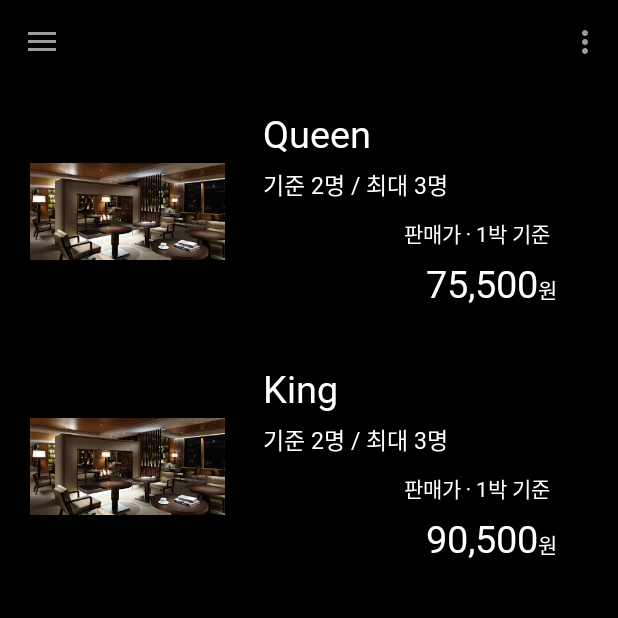
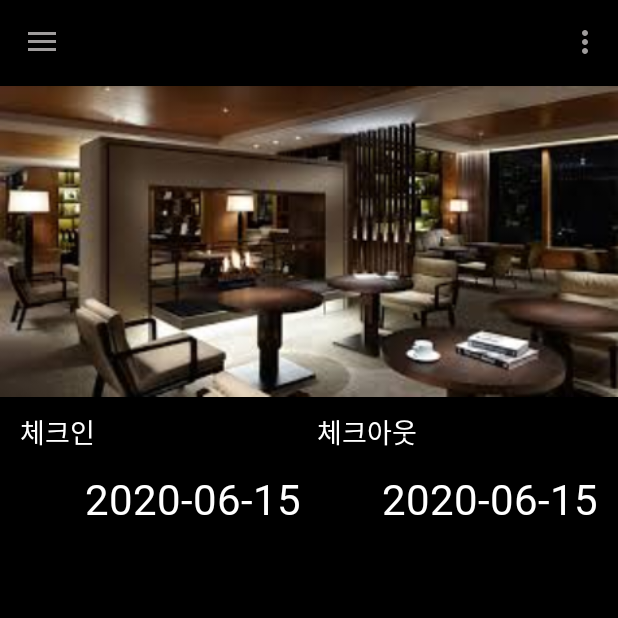
Before and after one commit to pgh8468/NFC, an Android app: the fragment frag_reserve_room placed in its activity, after a tap on "Queen", on a phone screen of 412 x 824 dp, the top half of it. Run offline under Robolectric (Android 15) with nearby library versions, the phone set to English and light mode, and no system bars; libraries missing offline, so code that uses them is left out: com.prolificinteractive.materialcalendarview; 1 statement that could not run was skipped.

Commit message:
setting frag

```diff
--- a/app/src/main/java/com/example/hotelnfc/Frag_login.java
+++ b/app/src/main/java/com/example/hotelnfc/Frag_login.java
@@ -8,6 +8,7 @@ import android.view.LayoutInflater;
 import android.view.View;
 import android.view.ViewGroup;
 import android.widget.Button;
+import android.widget.TextView;
 
 import androidx.annotation.NonNull;
 import androidx.annotation.Nullable;
@@ -34,6 +35,9 @@ public class Frag_login extends Fragment {
     TextInputEditText textInputEditTextID, textInputEditTextPW;
     Button button_signin, button_signup, button_find;
 
+    MainActivity mainActivity = (MainActivity) getActivity();
+    TextView client_name;
+
     public View onCreateView(@NonNull LayoutInflater inflater, @Nullable ViewGroup container, @Nullable Bundle savedInstanceState) {
         view = inflater.inflate(R.layout.frag_login, null);
 
@@ -46,6 +50,8 @@ public class Frag_login extends Fragment {
         button_signin = view.findViewById(R.id.button_signin);
         button_signup = view.findViewById(R.id.button_signup);
         button_find = view.findViewById(R.id.button_find);
+
+        client_name = mainActivity.findViewById(R.id.client_name);
 
         button_signin.setOnClickListener(new View.OnClickListener() {
             @Override
--- a/app/src/main/java/com/example/hotelnfc/Frag_nfc.java
+++ b/app/src/main/java/com/example/hotelnfc/Frag_nfc.java
@@ -42,6 +42,10 @@ public class Frag_nfc extends Fragment {
         nfc_detail_booked = view.findViewById(R.id.txt_logined_book_info);
         btn_issue_key = view.findViewById(R.id.btn_issue_key);
 
+        if(logined_id == null){
+            nfc_booked.setText("hello\n"+"world");
+        }
+
         nfcAdapter = NfcAdapter.getDefaultAdapter(getActivity());
 
         if (getArguments() != null) {
@@ -54,7 +58,6 @@ public class Frag_nfc extends Fragment {
             Toast.makeText(getActivity(), "nfc 안킨거 아니냐?", Toast.LENGTH_LONG).show();
             String android_id = Settings.Secure.getString(getActivity().getContentResolver(),Settings.Secure.ANDROID_ID);
             Log.e("check id",android_id);
-
         }
 
         btn_issue_key.setOnClickListener(new View.OnClickListener() {
--- /dev/null
+++ b/app/src/main/java/com/example/hotelnfc/Frag_room_setting.java
@@ -0,0 +1,84 @@
+package com.example.hotelnfc;
+
+import android.os.Bundle;
+
+import androidx.fragment.app.Fragment;
+
+import android.view.LayoutInflater;
+import android.view.View;
+import android.view.ViewGroup;
+import android.widget.ImageView;
+import android.widget.TextView;
+
+/**
+ * A simple {@link Fragment} subclass.
+ * Use the {@link Frag_room_setting#newInstance} factory method to
+ * create an instance of this fragment.
+ */
+public class Frag_room_setting extends Fragment {
+    // TODO: Rename parameter arguments, choose names that match
+    // the fragment initialization parameters, e.g. ARG_ITEM_NUMBER
+    private static String ARG_PARAM1 = "param1";
+    private static String ARG_PARAM2 = "param2";
+    private static String ARG_PARAM3 = "param3";
+
+    // TODO: Rename and change types of parameters
+    private String mParam1;
+    private String mParam2;
+    private String mParam3;
+
+    ImageView setting_img;
+    TextView setting_checkin, setting_checkout;
+
+    View view;
+
+    public Frag_room_setting() {
+        // Required empty public constructor
+    }
+
+    /**
+     * Use this factory method to create a new instance of
+     * this fragment using the provided parameters.
+     *
+     * @param param1 Parameter 1.
+     * @param param2 Parameter 2.
+     * @return A new instance of fragment Frag_room_setting.
+     */
+    // TODO: Rename and change types and number of parameters
+    public static Frag_room_setting newInstance(String param1, String param2, String param3) {
+        Frag_room_setting fragment = new Frag_room_setting();
+        Bundle args = new Bundle();
+        args.putString(ARG_PARAM1, param1);
+        args.putString(ARG_PARAM2, param2);
+        args.putString(ARG_PARAM3, param3);
+        fragment.setArguments(args);
+        return fragment;
+    }
+
+    @Override
+    public void onCreate(Bundle savedInstanceState) {
+        super.onCreate(savedInstanceState);
+
+        if (getArguments() != null) {
+            mParam1 = getArguments().getString(ARG_PARAM1);
+            mParam2 = getArguments().getString(ARG_PARAM2);
+            mParam3 = getArguments().getString(ARG_PARAM3);
+        }
+
+    }
+
+    @Override
+    public View onCreateView(LayoutInflater inflater, ViewGroup container, Bundle savedInstanceState) {
+        view = inflater.inflate(R.layout.fragment_frag_room_setting, null);
+
+        Findid(); //findviewbyid
+
+        return view;
+    }
+
+    void Findid() {
+        setting_img = view.findViewById(R.id.setting_img);
+        setting_checkin = view.findViewById(R.id.setting_checkin);
+        setting_checkout = view.findViewById(R.id.setting_checkout);
+    }
+}
--- a/app/src/main/java/com/example/hotelnfc/ItemRoomAdapter.java
+++ b/app/src/main/java/com/example/hotelnfc/ItemRoomAdapter.java
@@ -9,6 +9,8 @@ import android.widget.TextView;
 import android.widget.Toast;
 
 import androidx.annotation.NonNull;
+import androidx.fragment.app.FragmentManager;
+import androidx.fragment.app.FragmentTransaction;
 import androidx.recyclerview.widget.RecyclerView;
 
 import java.util.ArrayList;
@@ -19,9 +21,23 @@ public class ItemRoomAdapter extends RecyclerView.Adapter<ItemRoomAdapter.Custom
     private ArrayList<Item_room> arrayList;
     RecyclerView recyclerView;
 
+    FragmentManager fragmentManager;
+    FragmentTransaction fragmentTransaction;
+    MainActivity mainActivity;
+
+    ItemClick itemClick;
+
     public ItemRoomAdapter(Context context, ArrayList<Item_room> arrayList) {
         this.context = context;
         this.arrayList = arrayList;
+    }
+
+    public interface ItemClick {
+        void OnClick(View v, int position);
+    }
+
+    public void setItemClick(ItemClick itemClick) {
+        this.itemClick = itemClick;
     }
 
     //리스트뷰가 생성될때의 생명주기
@@ -37,7 +53,7 @@ public class ItemRoomAdapter extends RecyclerView.Adapter<ItemRoomAdapter.Custom
 
     //실제 추가될때의 생명주기
     @Override
-    public void onBindViewHolder(@NonNull final ItemRoomAdapter.CustomViewHolder holder, int position) {
+    public void onBindViewHolder(@NonNull final ItemRoomAdapter.CustomViewHolder holder, final int position) {
 
         holder.room_picture.setImageResource(arrayList.get(position).getRoom_picture());
         holder.room_class.setText(arrayList.get(position).getRoom_class());
@@ -45,13 +61,14 @@ public class ItemRoomAdapter extends RecyclerView.Adapter<ItemRoomAdapter.Custom
 
         holder.itemView.setTag(position);
 
-        holder.itemView.setOnClickListener(new View.OnClickListener() {
-            @Override
-            public void onClick(View v) {
-                String curName = holder.room_class.getText().toString();
-                Toast.makeText(v.getContext(), curName, Toast.LENGTH_SHORT).show();
-            }
-        });
+       holder.itemView.setOnClickListener(new View.OnClickListener() {
+           @Override
+           public void onClick(View v) {
+               if (itemClick != null) {
+                   itemClick.OnClick(v, position);
+               }
+           }
+       });
     }
 
     @Override
--- a/app/src/main/java/com/example/hotelnfc/MainActivity.java
+++ b/app/src/main/java/com/example/hotelnfc/MainActivity.java
@@ -36,6 +36,7 @@ import android.view.Window;
 import android.widget.Button;
 import android.widget.FrameLayout;
 import android.widget.LinearLayout;
+import android.widget.TextView;
 import android.widget.Toast;
 
 import com.google.android.material.navigation.NavigationView;
@@ -64,6 +65,8 @@ public class MainActivity extends AppCompatActivity implements NavigationView.On
 
     Fragment Frag_login, Frag_nfc, frag_reserve, frag_reserve_room, Frag_singin;
 
+    TextView client_name;
+
     @SuppressLint("RestrictedApi")
     @Override
     protected void onCreate(Bundle savedInstanceState) {
@@ -87,6 +90,8 @@ public class MainActivity extends AppCompatActivity implements NavigationView.On
         drawerLayout = findViewById(R.id.drawerlayout);
         toolbar = findViewById(R.id.toolbar);
         navigationView = findViewById(R.id.navigationview);
+
+        client_name = navigationView.findViewById(R.id.client_name);
 
         setSupportActionBar(toolbar);
         getSupportActionBar().setDefaultDisplayHomeAsUpEnabled(true);
@@ -125,55 +130,27 @@ public class MainActivity extends AppCompatActivity implements NavigationView.On
 
         if (id == R.id.reserve) {
             getSupportFragmentManager().beginTransaction().replace(R.id.content_fragment, new frag_reserve(), null).addToBackStack(null).commit();
-        }
-        else if (id == R.id.check_reserve) {
+        } else if (id == R.id.check_reserve) {
             getSupportFragmentManager().beginTransaction().replace(R.id.content_fragment, new frag_check_reserve(), null).addToBackStack(null).commit();
-        }
-        else if (id == R.id.menu_login) {
+        } else if (id == R.id.menu_login) {
             if (login_id == null) {
                 getSupportFragmentManager().beginTransaction().replace(R.id.content_fragment, new Frag_login(), null).addToBackStack(null).commit();
             } else {
                 menuItem.setVisible(false);
             }
-        }
-        else if (id == R.id.menu_signin) {
+        } else if (id == R.id.menu_signin) {
             if (login_id == null) {
                 getSupportFragmentManager().beginTransaction().replace(R.id.content_fragment, new Frag_signin(), null).addToBackStack(null).commit();
             } else {
                 //menuItem.setVisible(false);
             }
-        }
-        else if (id == R.id.facility_guide) {
+        } else if (id == R.id.facility_guide) {
             Intent intent = new Intent(this, NfcIssueKey.class);
             startActivity(intent);
         }
 
         drawerLayout.closeDrawer(GravityCompat.START);
         return true;
-    }
-
-    public interface onKeyBackPressedListener {
-        void onBackKey();
-    }
-
-    private onKeyBackPressedListener mOnKeyBackPressedListener;
-
-    public void setOnKeyBackPressedListener(onKeyBackPressedListener listener) {
-        mOnKeyBackPressedListener = listener;
-    }
-
-    @Override
-    public void onBackPressed() {
-        if(mOnKeyBackPressedListener != null) {
-            mOnKeyBackPressedListener.onBackKey();
-        } else {
-            if(getSupportFragmentManager().getBackStackEntryCount() == 0) {
-                Toast.makeText(this, "끄고싶은 한번 더눌러", Toast.LENGTH_SHORT).show();
-                finish();
-            } else {
-                super.onBackPressed();
-            }
-        }
     }
 
     public class GetBookInfo extends AsyncTask<String, Void, String>{
--- a/app/src/main/java/com/example/hotelnfc/URL_make.java
+++ b/app/src/main/java/com/example/hotelnfc/URL_make.java
@@ -2,7 +2,7 @@ package com.example.hotelnfc;
 
 public class URL_make {
 
-    public String URL ="http://192.168.0.50:8000/hotel/";
+    public String URL ="http://192.168.2.85:8000/hotel/";
     public String param;
 
     public URL_make(String param){
--- a/app/src/main/java/com/example/hotelnfc/frag_reserve.java
+++ b/app/src/main/java/com/example/hotelnfc/frag_reserve.java
@@ -63,13 +63,10 @@ public class frag_reserve extends Fragment {
             @Override
             public void onClick(View v) {
 
-//                Bundle bundle = new Bundle();
-//                bundle.putString("stayDay", result);
-//                FragmentTransaction transaction = getActivity().getSupportFragmentManager().beginTransaction();
-//                Frag_nfc frag_nfc = new Frag_nfc();
-//                frag_nfc.setArguments(bundle);
-//                transaction.replace(R.id.content_fragment, frag_nfc);
-//                transaction.commit();
+                Frag_nfc frag_nfc = new Frag_nfc();
+                Bundle bundle = new Bundle(1);
+                bundle.putString("stayDay", result);
+                frag_nfc.setArguments(bundle);
 
                 if(Firstday == null){
                     Snackbar.make(v,"체크인 날짜를 지정해주세요", Snackbar.LENGTH_INDEFINITE ).setAction("확인", new View.OnClickListener() {
@@ -181,8 +178,6 @@ public class frag_reserve extends Fragment {
             }
         });
 
-
-
         return view;
     }
 
--- a/app/src/main/java/com/example/hotelnfc/frag_reserve_room.java
+++ b/app/src/main/java/com/example/hotelnfc/frag_reserve_room.java
@@ -1,7 +1,7 @@
 package com.example.hotelnfc;
 
-import android.content.Context;
 import android.os.Bundle;
+import android.util.Log;
 import android.view.LayoutInflater;
 import android.view.View;
 import android.view.ViewGroup;
@@ -22,6 +22,11 @@ public class frag_reserve_room extends Fragment {
     private RecyclerView recyclerView;
     private LinearLayoutManager linearLayoutManager;
 
+    MainActivity mainActivity;
+
+    FragmentManager fragmentManager;
+    FragmentTransaction fragmentTransaction;
+
     public frag_reserve_room() {}
 
     View view;
@@ -38,12 +43,23 @@ public class frag_reserve_room extends Fragment {
 
         recyclerView.setAdapter(itemRoomAdapter);
 
-        //arrayList2 = new ArrayList<Item_room>();
+        mainActivity = (MainActivity) getActivity();
 
-        FragmentManager fragmentManager = getFragmentManager();
-        FragmentTransaction fragmentTransaction = fragmentManager.beginTransaction();
+        fragmentManager = mainActivity.getSupportFragmentManager();
 
-        fragmentTransaction.addToBackStack(null);
+        //원하는 객실 클릭리스너
+        itemRoomAdapter.setItemClick(new ItemRoomAdapter.ItemClick() {
+            @Override
+            public void OnClick(View v, int position) {
+                Log.e("click?"+position, arrayList.get(position).getRoom_class());
+
+                Frag_room_setting frag_room_setting = new Frag_room_setting();
+                FragmentTransaction fragmentTransaction = getFragmentManager().beginTransaction();
+                fragmentManager.beginTransaction().replace(R.id.content_fragment, frag_room_setting, null).addToBackStack(null).commit();
+                fragmentTransaction.commit();
+
+            }
+        });
 
         return view;
     }
--- /dev/null
+++ b/app/src/main/res/layout/fragment_frag_room_setting.xml
@@ -0,0 +1,110 @@
+<?xml version="1.0" encoding="utf-8"?>
+<FrameLayout
+    xmlns:android="http://schemas.android.com/apk/res/android"
+    xmlns:app="http://schemas.android.com/apk/res-auto"
+    xmlns:tools="http://schemas.android.com/tools"
+    android:layout_width="match_parent"
+    android:layout_height="match_parent"
+    tools:context=".Frag_room_setting">
+
+    <androidx.constraintlayout.widget.ConstraintLayout
+        android:layout_width="match_parent"
+        android:layout_height="match_parent"
+        android:background="#000000">
+
+        <ImageView
+            android:id="@+id/setting_img"
+            android:layout_width="match_parent"
+            android:layout_height="210dp"
+            android:src="@drawable/first"
+            app:layout_constraintEnd_toEndOf="parent"
+            app:layout_constraintStart_toStartOf="parent"
+            app:layout_constraintTop_toTopOf="parent" />
+
+        <LinearLayout
+            android:layout_width="match_parent"
+            android:layout_height="wrap_content"
+            android:layout_marginStart="8dp"
+            android:layout_marginTop="8dp"
+            android:layout_marginEnd="8dp"
+            android:orientation="horizontal"
+            app:layout_constraintEnd_toEndOf="parent"
+            app:layout_constraintStart_toStartOf="parent"
+            app:layout_constraintTop_toBottomOf="@+id/setting_img">
+
+            <LinearLayout
+                android:layout_width="match_parent"
+                android:layout_height="match_parent"
+                android:orientation="horizontal"
+                android:weightSum="2">
+
+                <LinearLayout
+                    android:layout_width="match_parent"
+                    android:layout_height="match_parent"
+                    android:layout_weight="1"
+                    android:orientation="vertical"
+                    android:weightSum="2">
+
+                    <TextView
+                        android:layout_width="match_parent"
+                        android:layout_height="wrap_content"
+                        android:layout_marginStart="5dp"
+                        android:layout_weight="1"
+                        android:gravity="start"
+                        android:text="체크인"
+                        android:textColor="#ffffff"
+                        android:textSize="18sp"
+                        android:fontFamily="@font/gmarketsansttfmedium"/>
+
+                    <TextView
+                        android:id="@+id/setting_checkin"
+                        android:layout_width="match_parent"
+                        android:layout_height="wrap_content"
+                        android:layout_marginEnd="5dp"
+                        android:gravity="end"
+                        android:text="2020-06-15"
+                        android:textColor="#ffffff"
+                        android:textSize="28sp"
+                        android:fontFamily="@font/gmarketsansttfmedium"
+                        android:layout_marginTop="12dp"/>
+
+                </LinearLayout>
+
+                <LinearLayout
+                    android:layout_width="match_parent"
+                    android:layout_height="match_parent"
+                    android:layout_weight="1"
+                    android:orientation="vertical">
+
+                    <TextView
+                        android:layout_width="match_parent"
+                        android:layout_height="wrap_content"
+                        android:layout_marginStart="5dp"
+                        android:layout_weight="1"
+                        android:gravity="start"
+                        android:text="체크아웃"
+                        android:textColor="#ffffff"
+                        android:textSize="18sp"
+                        android:fontFamily="@font/gmarketsansttfmedium"/>
+
+                    <TextView
+                        android:id="@+id/setting_checkout"
+                        android:layout_width="match_parent"
+                        android:layout_height="wrap_content"
+                        android:layout_marginEnd="5dp"
+                        android:gravity="end"
+                        android:text="2020-06-15"
+                        android:textColor="#ffffff"
+                        android:textSize="28sp"
+                        android:fontFamily="@font/gmarketsansttfmedium"
+                        android:layout_marginTop="12dp"/>
+
+                </LinearLayout>
+            </LinearLayout>
+        </LinearLayout>
+
+
+
+    </androidx.constraintlayout.widget.ConstraintLayout>
+
+</FrameLayout>
```
